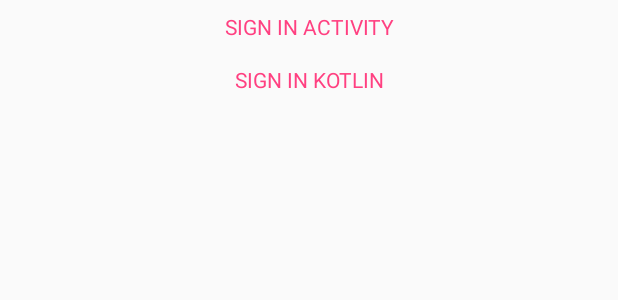
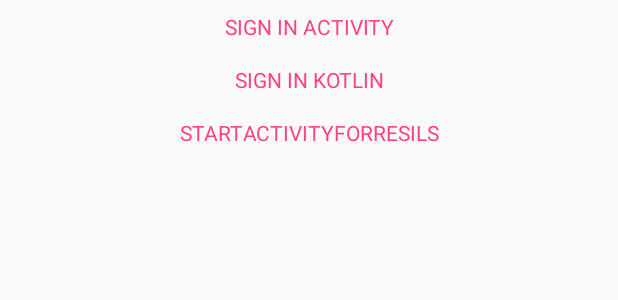
Before and after one commit to mtailacodes/RendevousBlueprint, an Android app: the layout activity_navigation.xml on its own in the app's theme, with its tools: preview values and no code run, on a phone screen of 412 x 824 dp. Shown: the top 300 px of the screen. Run offline under Robolectric (Android 15) with nearby library versions, the phone set to English and light mode, and no system bars.

Commit message:
basic startActivityFor Result done - using native camera app

```diff
--- a/app/build.gradle
+++ b/app/build.gradle
@@ -5,6 +5,9 @@
 android {
     dataBinding {
         enabled = true
+    }
+    packagingOptions {
+        exclude 'META-INF/rxjava.properties'
     }
     compileSdkVersion 26
     defaultConfig {
--- a/app/src/main/res/layout/activity_navigation.xml
+++ b/app/src/main/res/layout/activity_navigation.xml
@@ -37,5 +37,28 @@
             android:textAllCaps="true"
             android:textSize="14sp"/>
 
+        <TextView android:id="@+id/startActivityForREsils"
+            android:layout_width="0dp"
+            android:layout_height="wrap_content"
+            app:layout_constraintStart_toStartOf="parent"
+            app:layout_constraintEnd_toEndOf="parent"
+            app:layout_constraintTop_toBottomOf="@+id/signInActivityButtonKotlin"
+            android:paddingTop="8dp"
+            android:paddingBottom="8dp"
+            android:text="startActivityForREsils"
+            android:textColor="@color/colorAccent"
+            android:textAlignment="center"
+            android:textAllCaps="true"
+            android:textSize="14sp"/>
+
+        <ImageView android:id="@+id/pictureExample"
+            android:layout_width="0dp"
+            android:layout_height="0dp"
+            app:layout_constraintStart_toStartOf="parent"
+            app:layout_constraintEnd_toEndOf="parent"
+            app:layout_constraintTop_toBottomOf="@+id/startActivityForREsils"
+            app:layout_constraintBottom_toBottomOf="parent"
+            android:scaleType="centerCrop"/>
+
     </android.support.constraint.ConstraintLayout>
 </layout>
```
Also changed, not shown: app/src/main/java/com/mtailacodes/blueprintrendevouz/NavigationActivity.java (+42 -0 lines).
